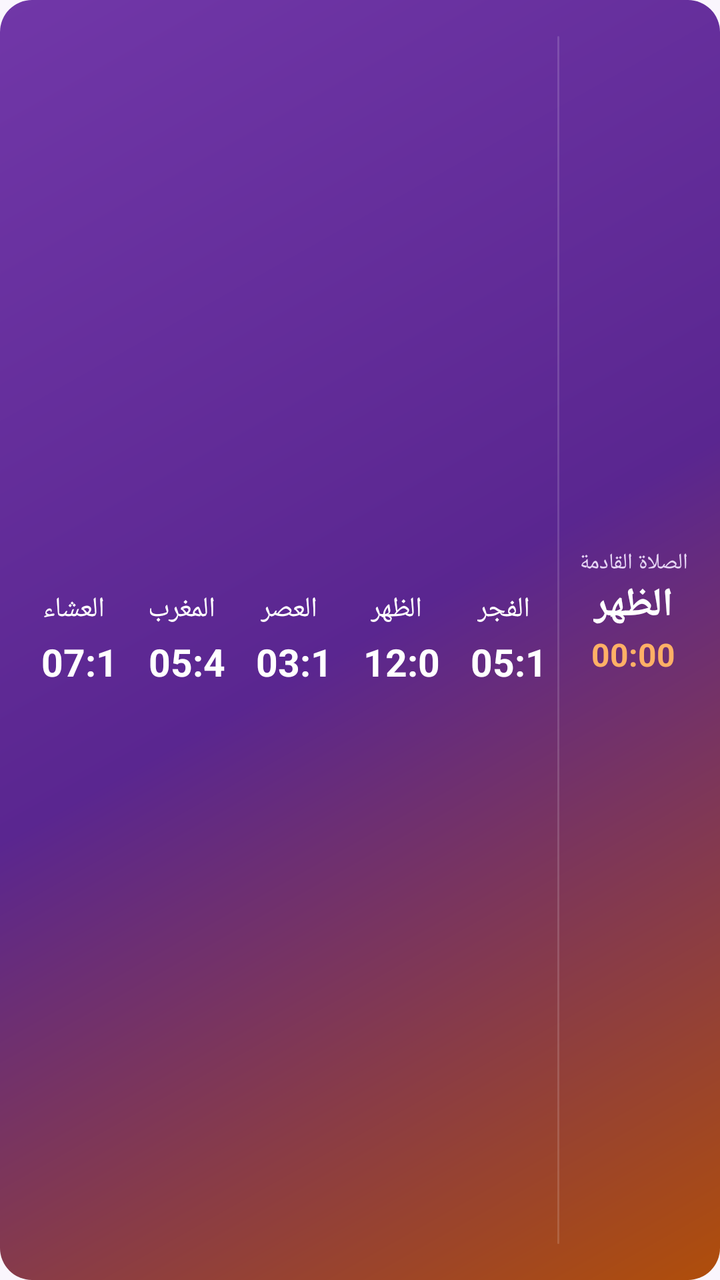
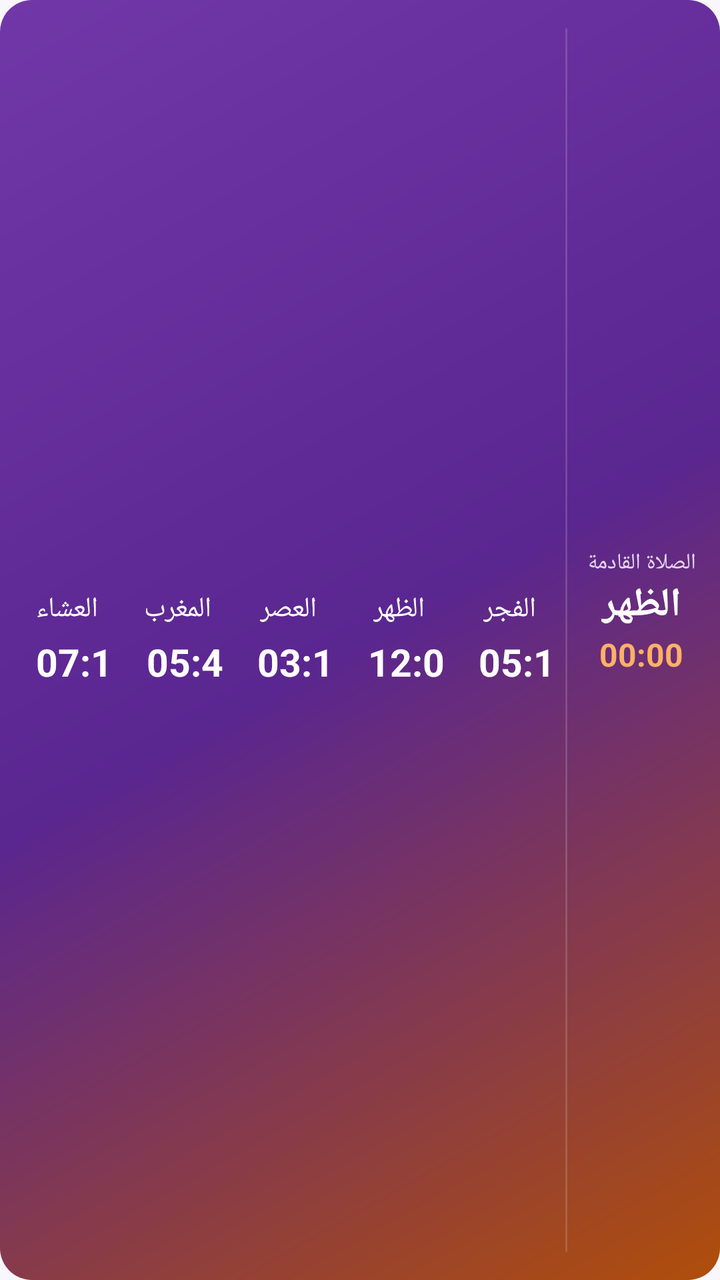

The first picture is an Android layout as it rendered before a commit; the second is the same layout after the commit. The layout source and the unified diff follow.
<!-- AndroidManifest.xml: application theme AppTheme -->
<!-- res/layout/widget_day_compact.xml -->
<?xml version="1.0" encoding="utf-8"?>
<FrameLayout xmlns:android="http://schemas.android.com/apk/res/android" android:id="@+id/widget_root" android:layout_width="match_parent" android:layout_height="match_parent" android:layoutDirection="rtl">
    <ImageView android:id="@+id/wbg" android:layout_width="match_parent" android:layout_height="match_parent" android:scaleType="fitXY" android:src="@drawable/wbg_grad_1" android:contentDescription="@null" />
    <LinearLayout android:id="@+id/w_head" android:layout_width="match_parent" android:layout_height="match_parent" android:orientation="horizontal" android:gravity="center_vertical" android:padding="10dp">
        <LinearLayout android:layout_width="wrap_content" android:layout_height="wrap_content" android:orientation="vertical" android:gravity="center" android:paddingStart="6dp" android:paddingEnd="10dp">
            <TextView android:id="@+id/w_label" android:layout_width="wrap_content" android:layout_height="wrap_content" android:text="الصلاة القادمة" android:textColor="#E6D6F5" android:textSize="11dp" android:maxLines="1" />
            <TextView android:id="@+id/w_next" android:layout_width="wrap_content" android:layout_height="wrap_content" android:text="الظهر" android:textColor="#FFFFFF" android:textSize="20dp" android:textStyle="bold" android:maxLines="1" />
            <Chronometer android:id="@+id/w_chrono" android:layout_width="wrap_content" android:layout_height="wrap_content" android:textColor="#FFB066" android:textSize="16dp" android:textStyle="bold" android:layoutDirection="ltr" />
            <TextView android:id="@+id/w_cd" android:layout_width="wrap_content" android:layout_height="wrap_content" android:visibility="gone" />
            <TextView android:id="@+id/w_hijri" android:layout_width="wrap_content" android:layout_height="wrap_content" android:textColor="#E6D6F5" android:textSize="10.5dp" android:maxLines="1" />
            <TextView android:id="@+id/w_city" android:layout_width="wrap_content" android:layout_height="wrap_content" android:textColor="#E6D6F5" android:textSize="10dp" android:maxLines="1" />
        </LinearLayout>
        <ImageView android:layout_width="1dp" android:layout_height="match_parent" android:layout_marginTop="8dp" android:layout_marginBottom="8dp" android:src="@drawable/w_tile_l" android:scaleType="fitXY" android:contentDescription="@null" />
        <LinearLayout android:layout_width="0dp" android:layout_height="wrap_content" android:layout_weight="1" android:orientation="horizontal" android:gravity="center_vertical">
            <LinearLayout android:id="@+id/c0" android:layout_width="0dp" android:layout_height="wrap_content" android:layout_weight="1" android:orientation="vertical" android:gravity="center" >
                <TextView android:id="@+id/n0" android:layout_width="wrap_content" android:layout_height="wrap_content" android:text="الفجر" android:textColor="#FFFFFF" android:textSize="14dp" android:maxLines="1" />
                <TextView android:id="@+id/t0" android:layout_width="wrap_content" android:layout_height="wrap_content" android:layout_marginTop="3dp" android:paddingStart="5dp" android:paddingEnd="5dp" android:paddingTop="1dp" android:paddingBottom="1dp" android:text="05:19" android:textColor="#FFFFFF" android:textSize="19dp" android:textStyle="bold" android:maxLines="1" />
            </LinearLayout>
            <LinearLayout android:id="@+id/c1" android:layout_width="0dp" android:layout_height="wrap_content" android:layout_weight="1" android:orientation="vertical" android:gravity="center" >
                <TextView android:id="@+id/n1" android:layout_width="wrap_content" android:layout_height="wrap_content" android:text="الظهر" android:textColor="#FFFFFF" android:textSize="14dp" android:maxLines="1" />
                <TextView android:id="@+id/t1" android:layout_width="wrap_content" android:layout_height="wrap_content" android:layout_marginTop="3dp" android:paddingStart="5dp" android:paddingEnd="5dp" android:paddingTop="1dp" android:paddingBottom="1dp" android:text="12:09" android:textColor="#FFFFFF" android:textSize="19dp" android:textStyle="bold" android:maxLines="1" />
            </LinearLayout>
            <LinearLayout android:id="@+id/c2" android:layout_width="0dp" android:layout_height="wrap_content" android:layout_weight="1" android:orientation="vertical" android:gravity="center" >
                <TextView android:id="@+id/n2" android:layout_width="wrap_content" android:layout_height="wrap_content" android:text="العصر" android:textColor="#FFFFFF" android:textSize="14dp" android:maxLines="1" />
                <TextView android:id="@+id/t2" android:layout_width="wrap_content" android:layout_height="wrap_content" android:layout_marginTop="3dp" android:paddingStart="5dp" android:paddingEnd="5dp" android:paddingTop="1dp" android:paddingBottom="1dp" android:text="03:18" android:textColor="#FFFFFF" android:textSize="19dp" android:textStyle="bold" android:maxLines="1" />
            </LinearLayout>
            <LinearLayout android:id="@+id/c3" android:layout_width="0dp" android:layout_height="wrap_content" android:layout_weight="1" android:orientation="vertical" android:gravity="center" >
                <TextView android:id="@+id/n3" android:layout_width="wrap_content" android:layout_height="wrap_content" android:text="المغرب" android:textColor="#FFFFFF" android:textSize="14dp" android:maxLines="1" />
                <TextView android:id="@+id/t3" android:layout_width="wrap_content" android:layout_height="wrap_content" android:layout_marginTop="3dp" android:paddingStart="5dp" android:paddingEnd="5dp" android:paddingTop="1dp" android:paddingBottom="1dp" android:text="05:41" android:textColor="#FFFFFF" android:textSize="19dp" android:textStyle="bold" android:maxLines="1" />
            </LinearLayout>
            <LinearLayout android:id="@+id/c4" android:layout_width="0dp" android:layout_height="wrap_content" android:layout_weight="1" android:orientation="vertical" android:gravity="center" >
                <TextView android:id="@+id/n4" android:layout_width="wrap_content" android:layout_height="wrap_content" android:text="العشاء" android:textColor="#FFFFFF" android:textSize="14dp" android:maxLines="1" />
                <TextView android:id="@+id/t4" android:layout_width="wrap_content" android:layout_height="wrap_content" android:layout_marginTop="3dp" android:paddingStart="5dp" android:paddingEnd="5dp" android:paddingTop="1dp" android:paddingBottom="1dp" android:text="07:11" android:textColor="#FFFFFF" android:textSize="19dp" android:textStyle="bold" android:maxLines="1" />
            </LinearLayout>
        </LinearLayout>
    </LinearLayout>
</FrameLayout>
<!-- resources referenced by this layout -->
<resources>
  <!-- drawable w_tile_l (drawable) -->
  <?xml version="1.0" encoding="utf-8"?>
  <shape xmlns:android="http://schemas.android.com/apk/res/android" android:shape="rectangle">
      <solid android:color="#26FFFFFF" />
      <corners android:radius="14dp" />
  </shape>
  <!-- drawable wbg_grad_1 (drawable) -->
  <?xml version="1.0" encoding="utf-8"?>
  <shape xmlns:android="http://schemas.android.com/apk/res/android" android:shape="rectangle">
      <gradient android:angle="315" android:startColor="#7137A8" android:centerColor="#5A2690" android:endColor="#B04E0A" />
      <corners android:radius="16dp" />
  </shape>
  <style name="AppTheme" parent="@android:style/Theme.Material.Light.NoActionBar">
          <item name="android:windowBackground">@color/bg</item>
          <item name="android:statusBarColor">@color/bg</item>
          <item name="android:navigationBarColor">@color/bg</item>
          <item name="android:colorAccent">@color/orange</item>
          <item name="android:colorPrimary">@color/purple</item>
      </style>
  <color name="bg">#FAF6FD</color>
  <color name="orange">#F28A32</color>
  <color name="purple">#7137A8</color>
</resources>

<!-- the commit's change to res/layout/widget_day_compact.xml (unified diff, before → after) -->
@@ -1,7 +1,7 @@
 <?xml version="1.0" encoding="utf-8"?>
 <FrameLayout xmlns:android="http://schemas.android.com/apk/res/android" android:id="@+id/widget_root" android:layout_width="match_parent" android:layout_height="match_parent" android:layoutDirection="rtl">
-    <ImageView android:id="@+id/wbg" android:layout_width="match_parent" android:layout_height="match_parent" android:scaleType="fitXY" android:src="@drawable/wbg_grad_1" android:contentDescription="@null" />
-    <LinearLayout android:id="@+id/w_head" android:layout_width="match_parent" android:layout_height="match_parent" android:orientation="horizontal" android:gravity="center_vertical" android:padding="10dp">
+    <ImageView android:id="@+id/wbg" android:layout_width="match_parent" android:layout_height="match_parent" android:clipToOutline="true" android:scaleType="fitXY" android:src="@drawable/wbg_grad_1" android:contentDescription="@null" />
+    <LinearLayout android:id="@+id/w_head" android:layout_width="match_parent" android:layout_height="match_parent" android:orientation="horizontal" android:gravity="center_vertical" android:padding="6dp">
         <LinearLayout android:layout_width="wrap_content" android:layout_height="wrap_content" android:orientation="vertical" android:gravity="center" android:paddingStart="6dp" android:paddingEnd="10dp">
             <TextView android:id="@+id/w_label" android:layout_width="wrap_content" android:layout_height="wrap_content" android:text="الصلاة القادمة" android:textColor="#E6D6F5" android:textSize="11dp" android:maxLines="1" />
             <TextView android:id="@+id/w_next" android:layout_width="wrap_content" android:layout_height="wrap_content" android:text="الظهر" android:textColor="#FFFFFF" android:textSize="20dp" android:textStyle="bold" android:maxLines="1" />
@@ -9,6 +9,7 @@
             <TextView android:id="@+id/w_cd" android:layout_width="wrap_content" android:layout_height="wrap_content" android:visibility="gone" />
             <TextView android:id="@+id/w_hijri" android:layout_width="wrap_content" android:layout_height="wrap_content" android:textColor="#E6D6F5" android:textSize="10.5dp" android:maxLines="1" />
             <TextView android:id="@+id/w_city" android:layout_width="wrap_content" android:layout_height="wrap_content" android:textColor="#E6D6F5" android:textSize="10dp" android:maxLines="1" />
+            <TextView android:id="@+id/w_weather" android:layout_width="wrap_content" android:layout_height="wrap_content" android:textColor="#FFFFFF" android:textSize="11dp" android:maxLines="1" android:visibility="gone" />
         </LinearLayout>
         <ImageView android:layout_width="1dp" android:layout_height="match_parent" android:layout_marginTop="8dp" android:layout_marginBottom="8dp" android:src="@drawable/w_tile_l" android:scaleType="fitXY" android:contentDescription="@null" />
         <LinearLayout android:layout_width="0dp" android:layout_height="wrap_content" android:layout_weight="1" android:orientation="horizontal" android:gravity="center_vertical">
